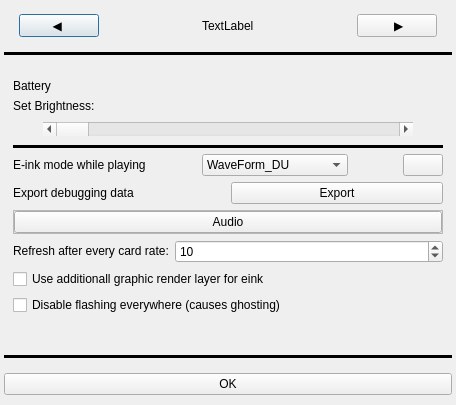
Old version of the form components/settings.ui in the repository Szybet/sanki.
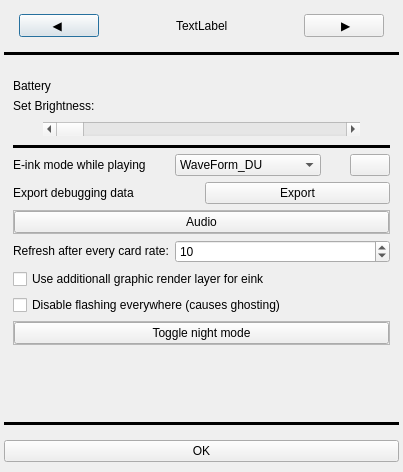
New version of the form. Icons and pictures are not drawn.

Commit message: add nightmode mode

```diff
--- a/components/settings.ui
+++ b/components/settings.ui
@@ -6,8 +6,8 @@
    <rect>
     <x>0</x>
     <y>0</y>
-    <width>456</width>
-    <height>405</height>
+    <width>403</width>
+    <height>472</height>
    </rect>
   </property>
   <property name="windowTitle">
@@ -401,6 +401,44 @@
          </property>
         </widget>
        </item>
+       <item>
+        <widget class="QFrame" name="frame_3">
+         <property name="frameShape">
+          <enum>QFrame::StyledPanel</enum>
+         </property>
+         <property name="frameShadow">
+          <enum>QFrame::Plain</enum>
+         </property>
+         <layout class="QGridLayout" name="gridLayout_3">
+          <property name="leftMargin">
+           <number>0</number>
+          </property>
+          <property name="topMargin">
+           <number>0</number>
+          </property>
+          <property name="rightMargin">
+           <number>0</number>
+          </property>
+          <property name="bottomMargin">
+           <number>0</number>
+          </property>
+          <property name="spacing">
+           <number>0</number>
+          </property>
+          <item row="0" column="0">
+           <widget class="QPushButton" name="nightModeButton">
+            <property name="text">
+             <string>Toggle night mode</string>
+            </property>
+            <property name="icon">
+             <iconset resource="../Resources/sanki.qrc">
+              <normaloff>:/icons/nightmode-full.png</normaloff>:/icons/nightmode-full.png</iconset>
+            </property>
+           </widget>
+          </item>
+         </layout>
+        </widget>
+       </item>
        <item>
         <spacer name="verticalSpacer">
          <property name="orientation">
```
The commit also changes 6 other files.
